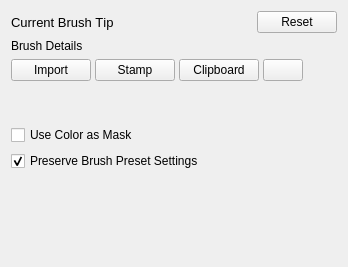
Above: plugins/paintops/libpaintop/forms/wdgpredefinedbrushchooser.ui from KDE/krita before the change. Below: the same form after it.
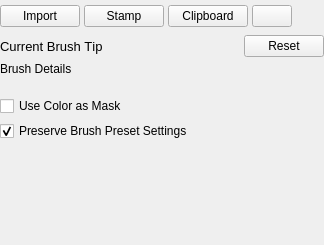
That is the form after the change. Custom widgets are drawn as their Qt base class.

Commit message: condense and clean up air brush, sketch, and round marker brush editor settings

What changed in the file:
```diff
--- a/plugins/paintops/libpaintop/forms/wdgpredefinedbrushchooser.ui
+++ b/plugins/paintops/libpaintop/forms/wdgpredefinedbrushchooser.ui
@@ -6,65 +6,26 @@
    <rect>
     <x>0</x>
     <y>0</y>
-    <width>348</width>
-    <height>267</height>
+    <width>324</width>
+    <height>245</height>
    </rect>
   </property>
   <layout class="QVBoxLayout" name="verticalLayout">
-   <item>
-    <layout class="QHBoxLayout" name="horizontalLayout_2">
-     <item>
-      <widget class="QLabel" name="brushTipNameLabel">
-       <property name="font">
-        <font>
-         <pointsize>10</pointsize>
-         <weight>50</weight>
-         <italic>false</italic>
-         <bold>false</bold>
-         <kerning>false</kerning>
-        </font>
-       </property>
-       <property name="autoFillBackground">
-        <bool>false</bool>
-       </property>
-       <property name="text">
-        <string>Current Brush Tip</string>
-       </property>
-       <property name="margin">
+   <property name="spacing">
+    <number>5</number>
+   </property>
+   <property name="leftMargin">
+    <number>0</number>
+   </property>
+   <property name="topMargin">
+    <number>0</number>
+   </property>
+   <property name="rightMargin">
         <number>0</number>
        </property>
-      </widget>
-     </item>
-     <item>
-      <widget class="QPushButton" name="resetBrushButton">
-       <property name="sizePolicy">
-        <sizepolicy hsizetype="Fixed" vsizetype="Fixed">
-         <horstretch>0</horstretch>
-         <verstretch>0</verstretch>
-        </sizepolicy>
-       </property>
-       <property name="text">
-        <string>Reset</string>
-       </property>
-      </widget>
-     </item>
-    </layout>
-   </item>
-   <item>
-    <widget class="QLabel" name="brushDetailsLabel">
-     <property name="font">
-      <font>
-       <pointsize>9</pointsize>
-      </font>
-     </property>
-     <property name="text">
-      <string>Brush Details</string>
-     </property>
-     <property name="margin">
+   <property name="bottomMargin">
       <number>0</number>
      </property>
-    </widget>
-   </item>
    <item>
     <layout class="QHBoxLayout" name="presetsLayout">
      <property name="spacing">
@@ -83,7 +44,7 @@
       <number>0</number>
      </property>
      <property name="bottomMargin">
-      <number>0</number>
+      <number>5</number>
      </property>
     </layout>
    </item>
@@ -93,7 +54,7 @@
       <number>4</number>
      </property>
      <property name="bottomMargin">
-      <number>20</number>
+      <number>3</number>
      </property>
      <item>
       <widget class="QPushButton" name="addPresetButton">
@@ -162,6 +123,60 @@
      </item>
     </layout>
    </item>
+   <item>
+    <layout class="QHBoxLayout" name="horizontalLayout_2">
+     <item>
+      <widget class="QLabel" name="brushTipNameLabel">
+       <property name="font">
+        <font>
+         <pointsize>10</pointsize>
+         <weight>50</weight>
+         <italic>false</italic>
+         <bold>false</bold>
+         <kerning>false</kerning>
+        </font>
+       </property>
+       <property name="autoFillBackground">
+        <bool>false</bool>
+       </property>
+       <property name="text">
+        <string>Current Brush Tip</string>
+       </property>
+       <property name="margin">
+        <number>0</number>
+       </property>
+      </widget>
+     </item>
+     <item>
+      <widget class="QPushButton" name="resetBrushButton">
+       <property name="sizePolicy">
+        <sizepolicy hsizetype="Fixed" vsizetype="Fixed">
+         <horstretch>0</horstretch>
+         <verstretch>0</verstretch>
+        </sizepolicy>
+       </property>
+       <property name="text">
+        <string>Reset</string>
+       </property>
+      </widget>
+     </item>
+    </layout>
+   </item>
+   <item>
+    <widget class="QLabel" name="brushDetailsLabel">
+     <property name="font">
+      <font>
+       <pointsize>9</pointsize>
+      </font>
+     </property>
+     <property name="text">
+      <string>Brush Details</string>
+     </property>
+     <property name="margin">
+      <number>0</number>
+     </property>
+    </widget>
+   </item>
    <item>
     <widget class="KisDoubleSliderSpinBox" name="brushSizeSpinBox" native="true">
      <property name="sizePolicy">
```
Lines whose indentation alone changed are shown as unchanged. The commit also changes 8 other files.
